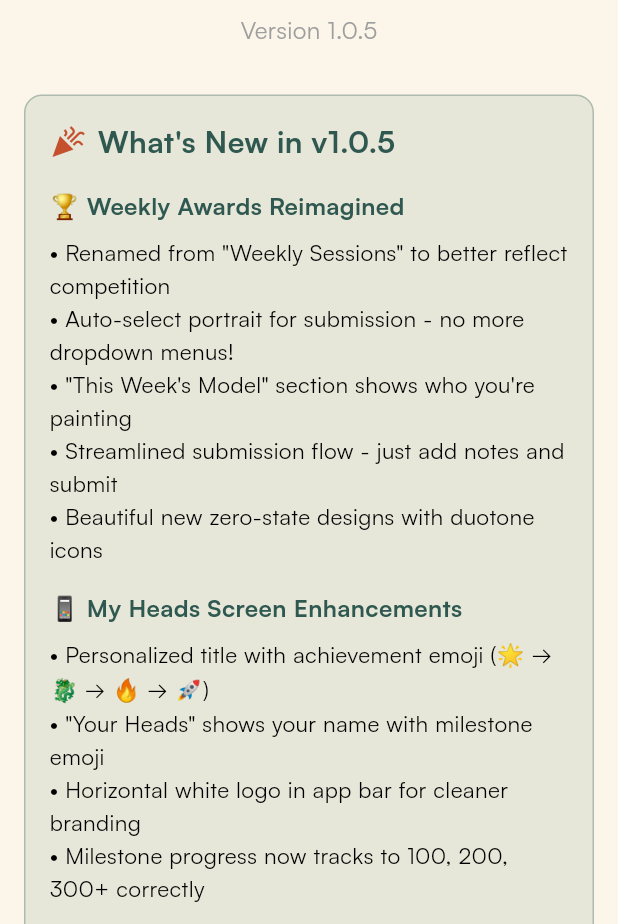
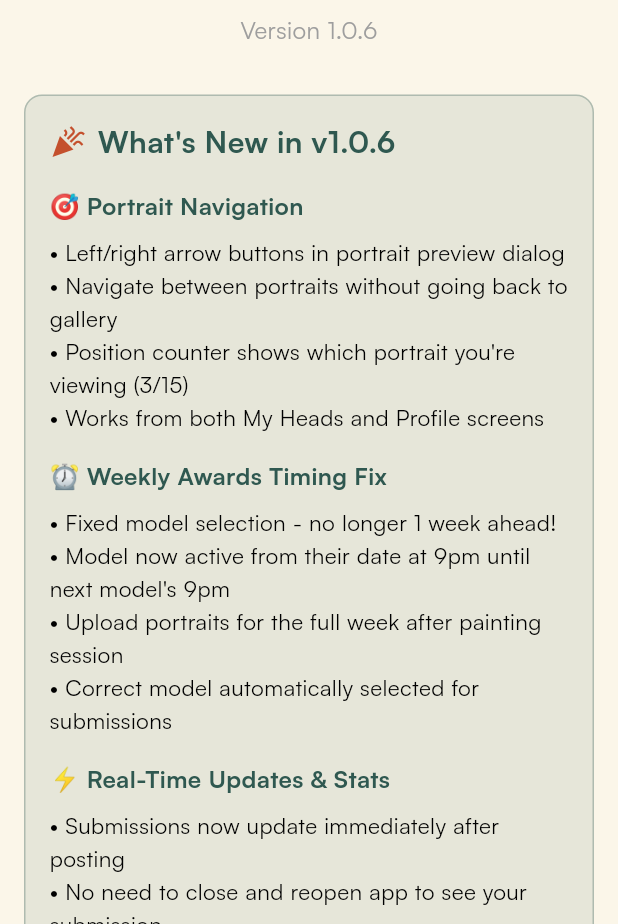
Before and after one commit to starogre/hundredheadssociety, a Flutter app: the AboutScreen screen opened directly, on a phone screen of 412 x 824 dp, the part 312-1236 px from its top. Run offline on Flutter 3.47's test engine with Material 3 defaults, Android fonts, the phone set to English and light mode, and no system bars; our stand-ins replace cached_network_image, cloud_firestore, cloud_functions, firebase_auth, firebase_core, firebase_crashlytics and 10 more; missing offline and left inert: app_settings, photo_manager, photo_manager_image_provider, wechat_assets_picker; accounts and stored records are empty.

Commit message:
v1.0.6: Update version and What's New section
VERSION UPDATE:
- Incremented to v1.0.6+7 in pubspec.yaml
- Updated About screen to display Version 1.0.6

WHAT'S NEW CONTENT:
- 🎯 Portrait Navigation: Left/right arrows, position counter
- ⏰ Weekly Awards Timing Fix: Model timing corrected (9pm cutoff)
- ⚡ Real-Time Updates & Stats: Immediate submission updates, correct trophy/exp counts

FILES CHANGED:
- pubspec.yaml (version bump)
- lib/screens/about_screen.dart (version and release notes)

Ready for Google Play Store release!

```diff
--- a/lib/screens/about_screen.dart
+++ b/lib/screens/about_screen.dart
@@ -42,7 +42,7 @@ class AboutScreen extends StatelessWidget {
                   ),
                   const SizedBox(height: 8),
                   const Text(
-                    'Version 1.0.5',
+                    'Version 1.0.6',
                     style: TextStyle(
                       color: Colors.grey,
                       fontSize: 16,
@@ -76,7 +76,7 @@ class AboutScreen extends StatelessWidget {
                       ),
                       const SizedBox(width: 8),
                       const Text(
-                        'What\'s New in v1.0.5',
+                        'What\'s New in v1.0.6',
                         style: TextStyle(
                           fontSize: 20,
                           fontWeight: FontWeight.bold,
@@ -87,7 +87,7 @@ class AboutScreen extends StatelessWidget {
                   ),
                   const SizedBox(height: 16),
                   const Text(
-                    '🏆 Weekly Awards Reimagined',
+                    '🎯 Portrait Navigation',
                     style: TextStyle(
                       fontSize: 16,
                       fontWeight: FontWeight.bold,
@@ -96,16 +96,15 @@ class AboutScreen extends StatelessWidget {
                   ),
                   const SizedBox(height: 8),
                   const Text(
-                    '• Renamed from "Weekly Sessions" to better reflect competition\n'
-                    '• Auto-select portrait for submission - no more dropdown menus!\n'
-                    '• "This Week\'s Model" section shows who you\'re painting\n'
-                    '• Streamlined submission flow - just add notes and submit\n'
-                    '• Beautiful new zero-state designs with duotone icons',
+                    '• Left/right arrow buttons in portrait preview dialog\n'
+                    '• Navigate between portraits without going back to gallery\n'
+                    '• Position counter shows which portrait you\'re viewing (3/15)\n'
+                    '• Works from both My Heads and Profile screens',
                     style: TextStyle(fontSize: 15, height: 1.5),
                   ),
                   const SizedBox(height: 16),
                   const Text(
-                    '📱 My Heads Screen Enhancements',
+                    '⏰ Weekly Awards Timing Fix',
                     style: TextStyle(
                       fontSize: 16,
                       fontWeight: FontWeight.bold,
@@ -114,15 +113,15 @@ class AboutScreen extends StatelessWidget {
                   ),
                   const SizedBox(height: 8),
                   const Text(
-                    '• Personalized title with achievement emoji (🌟 → 🐉 → 🔥 → 🚀)\n'
-                    '• "Your Heads" shows your name with milestone emoji\n'
-                    '• Horizontal white logo in app bar for cleaner branding\n'
-                    '• Milestone progress now tracks to 100, 200, 300+ correctly',
+                    '• Fixed model selection - no longer 1 week ahead!\n'
+                    '• Model now active from their date at 9pm until next model\'s 9pm\n'
+                    '• Upload portraits for the full week after painting session\n'
+                    '• Correct model automatically selected for submissions',
                     style: TextStyle(fontSize: 15, height: 1.5),
                   ),
                   const SizedBox(height: 16),
                   const Text(
-                    '🎨 Portrait Previews & Profile',
+                    '⚡ Real-Time Updates & Stats',
                     style: TextStyle(
                       fontSize: 16,
                       fontWeight: FontWeight.bold,
@@ -131,11 +130,11 @@ class AboutScreen extends StatelessWidget {
                   ),
                   const SizedBox(height: 8),
                   const Text(
-                    '• Week number badge now shows on portrait previews\n'
-                    '• Swipe left/right to browse portraits (Tinder-style!)\n'
-                    '• Position indicator shows where you are (45/100)\n'
-                    '• Full-screen Edit Profile page (no more cramped dialog!)\n'
-                    '• Better organized profile editing with larger previews',
+                    '• Submissions now update immediately after posting\n'
+                    '• No need to close and reopen app to see your submission\n'
+                    '• Trophy count now tallies correctly from portrait awards\n'
+                    '• Community Experience tracks all your voting activity\n'
+                    '• Profile stats update in real-time',
                     style: TextStyle(fontSize: 15, height: 1.5),
                   ),
                 ],
--- a/pubspec.yaml
+++ b/pubspec.yaml
@@ -16,7 +16,7 @@ publish_to: 'none' # Remove this line if you wish to publish to pub.dev
 # https://developer.apple.com/library/archive/documentation/General/Reference/InfoPlistKeyReference/Articles/CoreFoundationKeys.html
 # In Windows, build-name is used as the major, minor, and patch parts
 # of the product and file versions while build-number is used as the build suffix.
-version: 1.0.5+6
+version: 1.0.6+7
 
 environment:
   sdk: ^3.8.1
```
